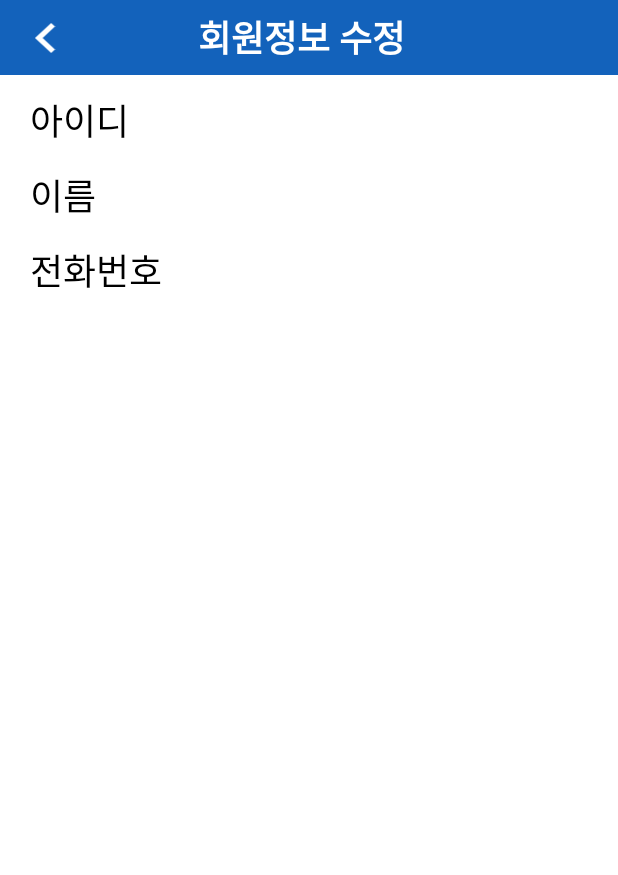
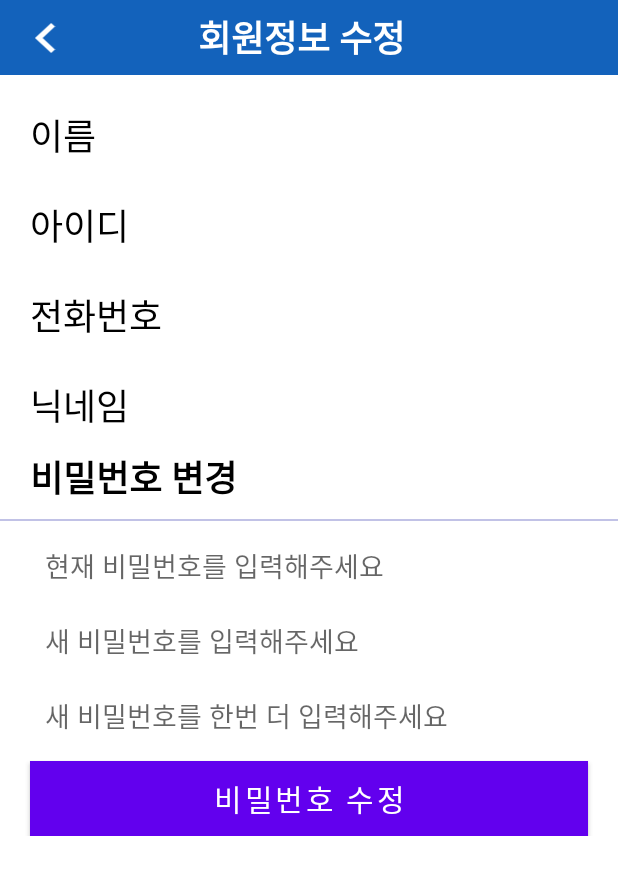
Before and after one commit to tuski01/firebase, an Android app: the User_info_update screen opened directly, with no data from a screen before it, on a phone screen of 412 x 824 dp. Shown: the top 875 px of the screen. Run offline under Robolectric (Android 15) with nearby library versions, the phone set to English and light mode, and no system bars.

Commit message:
자잘한 수정

```diff
--- a/app/src/main/res/layout/activity_post_lost.xml
+++ b/app/src/main/res/layout/activity_post_lost.xml
@@ -108,17 +108,6 @@
                 android:src="@drawable/calendar_month" />
 
         </LinearLayout>
-
-        <TextView
-            android:id="@+id/textview4"
-            android:layout_width="match_parent"
-            android:layout_height="wrap_content"
-            android:layout_marginLeft="8dp"
-            android:layout_marginRight="8dp"
-            android:layout_marginBottom="8dp"
-            android:text="분실 예상 장소"
-            android:textSize="20sp" />
-
         <EditText
             android:id="@+id/post_title_edit"
             android:layout_width="match_parent"
--- a/app/src/main/res/layout/activity_user_info_update.xml
+++ b/app/src/main/res/layout/activity_user_info_update.xml
@@ -35,7 +35,35 @@
     <LinearLayout
         android:layout_width="match_parent"
         android:layout_height="40dp"
-        android:layout_marginTop="10dp"
+        android:layout_marginTop="20dp"
+        android:gravity="center_vertical"
+        android:layout_marginLeft="20dp"
+        android:layout_marginRight="20dp"
+        android:orientation="horizontal">
+
+        <TextView
+            android:layout_width="wrap_content"
+            android:layout_height="wrap_content"
+            android:text="이름"
+            android:textSize="24dp"
+            android:textColor="@color/black"/>
+
+        <TextView
+            android:id="@+id/User_name"
+            android:layout_width="wrap_content"
+            android:layout_height="wrap_content"
+            android:layout_marginLeft="10dp"
+            android:text=""
+            android:textSize="24dp"
+            android:textColor="@color/black"/>
+
+
+    </LinearLayout>
+
+    <LinearLayout
+        android:layout_width="match_parent"
+        android:layout_height="40dp"
+        android:layout_marginTop="20dp"
         android:gravity="center_vertical"
         android:layout_marginLeft="20dp"
         android:layout_marginRight="20dp"
@@ -56,39 +84,13 @@
             android:text=""
             android:textSize="24dp"
             android:textColor="@color/black"/>
-    </LinearLayout>
-
-    <LinearLayout
-        android:layout_width="match_parent"
-        android:layout_height="40dp"
-        android:layout_marginTop="10dp"
-        android:gravity="center_vertical"
-        android:layout_marginLeft="20dp"
-        android:layout_marginRight="20dp"
-        android:orientation="horizontal">
-
-        <TextView
-            android:layout_width="wrap_content"
-            android:layout_height="wrap_content"
-            android:text="이름"
-            android:textSize="24dp"
-            android:textColor="@color/black"/>
-
-        <TextView
-            android:id="@+id/User_pw"
-            android:layout_width="wrap_content"
-            android:layout_height="wrap_content"
-            android:layout_marginLeft="10dp"
-            android:text=""
-            android:textSize="24dp"
-            android:textColor="@color/black"/>
 
     </LinearLayout>
 
     <LinearLayout
         android:layout_width="match_parent"
         android:layout_height="40dp"
-        android:layout_marginTop="10dp"
+        android:layout_marginTop="20dp"
         android:gravity="center_vertical"
         android:layout_marginLeft="20dp"
         android:layout_marginRight="20dp"
@@ -111,4 +113,111 @@
             android:textColor="@color/black"/>
     </LinearLayout>
 
+    <LinearLayout
+        android:layout_width="match_parent"
+        android:layout_height="40dp"
+        android:layout_marginTop="20dp"
+        android:gravity="center_vertical"
+        android:layout_marginLeft="20dp"
+        android:layout_marginRight="20dp"
+        android:orientation="horizontal">
+
+        <TextView
+            android:layout_width="wrap_content"
+            android:layout_height="wrap_content"
+            android:text="닉네임"
+            android:textSize="24dp"
+            android:textColor="@color/black"/>
+
+        <TextView
+            android:id="@+id/User_nickname"
+            android:layout_width="wrap_content"
+            android:layout_height="wrap_content"
+            android:layout_marginLeft="10dp"
+            android:text=""
+            android:textSize="24dp"
+            android:textColor="@color/black"/>
+    </LinearLayout>
+
+    <LinearLayout
+        android:layout_width="match_parent"
+        android:layout_height="wrap_content"
+        android:orientation="vertical">
+
+        <TextView
+            android:layout_width="wrap_content"
+            android:layout_height="wrap_content"
+            android:text="비밀번호 변경"
+            android:textSize="24dp"
+            android:textStyle="bold"
+            android:textColor="@color/black"
+            android:layout_marginLeft="20dp"
+            android:layout_marginTop="10dp"/>
+
+        <View
+            android:layout_width="match_parent"
+            android:layout_height="1dp"
+            android:layout_marginTop="10dp"
+            android:background="@color/gray" />
+
+        <EditText
+            android:id="@+id/User_pw"
+            android:layout_width="match_parent"
+            android:layout_height="40dp"
+            android:layout_marginTop="10dp"
+            android:paddingLeft="10dp"
+            android:gravity="center_vertical"
+            android:layout_marginLeft="20dp"
+            android:layout_marginRight="20dp"
+            android:hint="현재 비밀번호를 입력해주세요"
+            android:text=""
+            android:textSize="18dp"
+            android:background="@android:color/transparent"
+            android:textColor="@color/black"/>
+
+        <EditText
+            android:id="@+id/User_pw_update1"
+            android:layout_width="match_parent"
+            android:layout_height="40dp"
+            android:layout_marginTop="10dp"
+            android:paddingLeft="10dp"
+            android:gravity="center_vertical"
+            android:layout_marginLeft="20dp"
+            android:layout_marginRight="20dp"
+            android:hint="새 비밀번호를 입력해주세요"
+            android:text=""
+            android:textSize="18dp"
+            android:background="@android:color/transparent"
+            android:textColor="@color/black"/>
+
+
+        <EditText
+            android:id="@+id/User_pw_update2"
+            android:layout_width="match_parent"
+            android:layout_height="40dp"
+            android:layout_marginTop="10dp"
+            android:paddingLeft="10dp"
+            android:gravity="center_vertical"
+            android:layout_marginLeft="20dp"
+            android:layout_marginRight="20dp"
+            android:hint="새 비밀번호를 한번 더 입력해주세요"
+            android:text=""
+            android:textSize="18dp"
+            android:background="@android:color/transparent"
+            android:textColor="@color/black"/>
+
+        <Button
+            android:layout_width="match_parent"
+            android:layout_height="50dp"
+            android:layout_marginLeft="20dp"
+            android:layout_marginRight="20dp"
+            android:layout_marginTop="10dp"
+            android:text="비밀번호 수정"
+            android:background="@color/PrimaryColor"
+            android:textSize="20dp"
+
+            />
+
+    </LinearLayout>
+
 </LinearLayout>
```
Also changed, not shown: app/src/main/res/layout/item_post.xml (+3 -4 lines).
